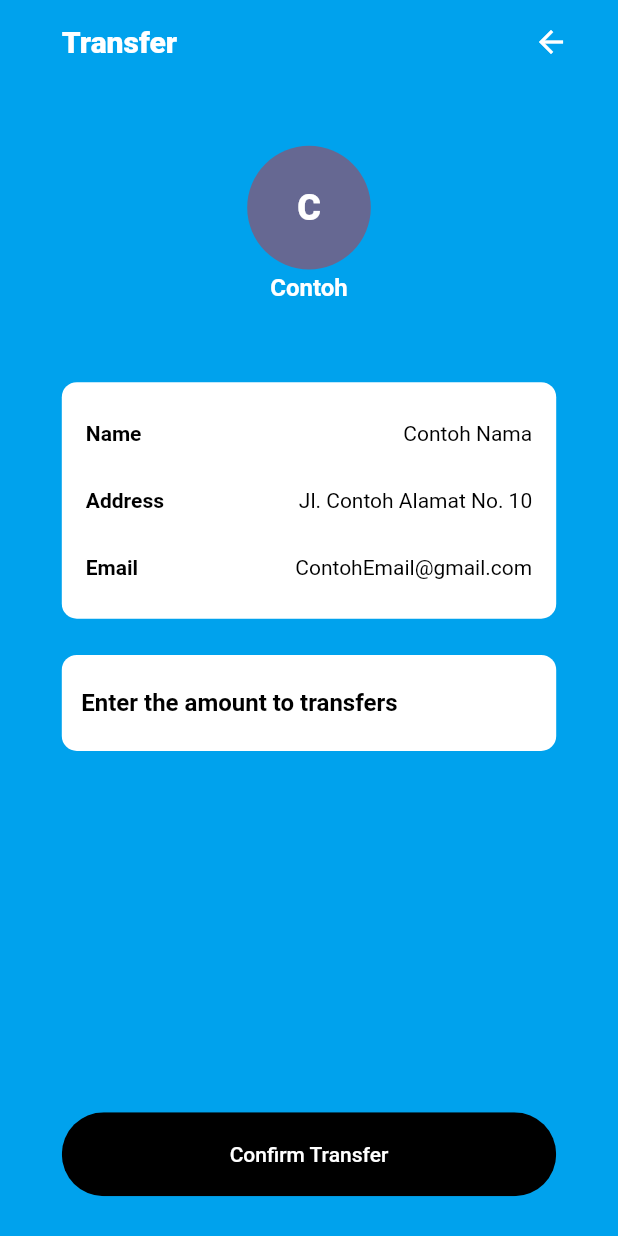
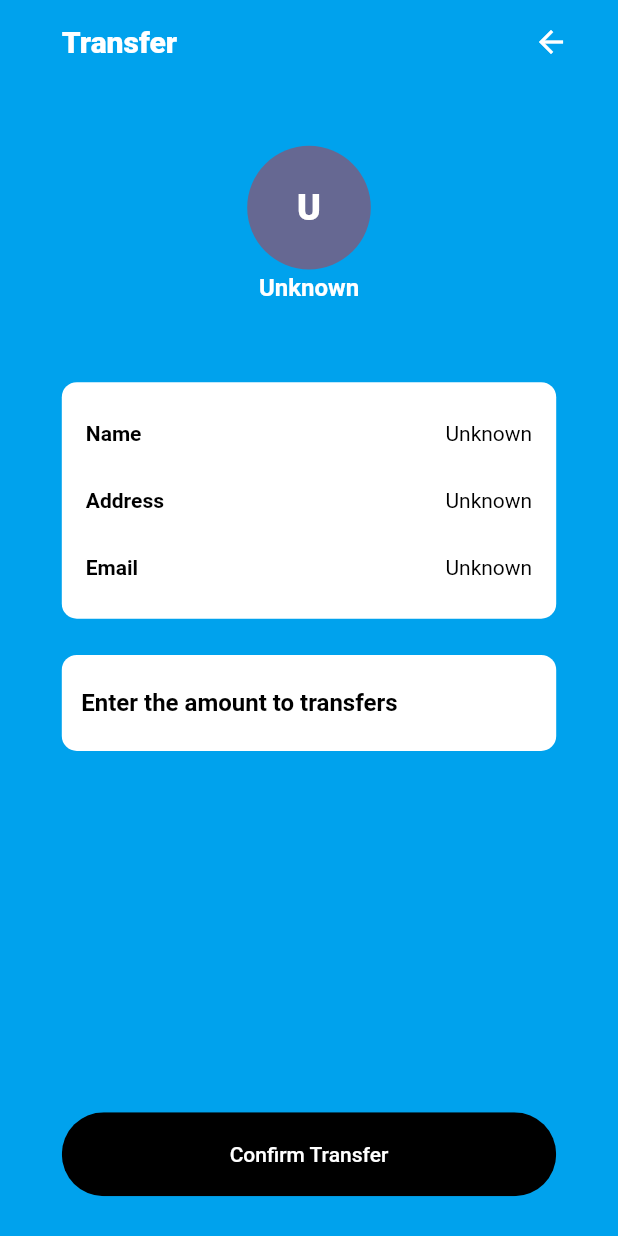
Before and after one commit to jestsee/IF3250_2022_14_CAKRAWALA, a Flutter app: the screen it shows after launch, after a tap on "Continue to Transfer", on a phone screen of 412 x 824 dp. Run offline on Flutter 3.47's test engine with Material 2 defaults, Android fonts, the phone set to English and light mode, and no system bars; network calls fail.

Commit message:
connect transfer page
Former-commit-id: f0d3182550bcdb14903e7291fbb669dced695d87

```diff
--- a/mobile/lib/Screens/Transfer/components/body.dart
+++ b/mobile/lib/Screens/Transfer/components/body.dart
@@ -1,5 +1,6 @@
 // ignore_for_file: prefer_const_constructors
 import 'package:cakrawala_mobile/components/bottom_confirm_button.dart';
+import 'package:cakrawala_mobile/components/choose_account_table.dart';
 import 'package:cakrawala_mobile/components/circle_profile_icon.dart';
 import 'package:cakrawala_mobile/components/enter_amount_input.dart';
 import 'package:cakrawala_mobile/components/user_profile_container.dart';
@@ -7,7 +8,8 @@ import 'package:cakrawala_mobile/components/white_text_field_container.dart';
 import "package:flutter/material.dart";
 
 class Body extends StatelessWidget {
-  const Body({Key? key}) : super(key: key);
+  final User choosenUser;
+  const Body({Key? key, required this.choosenUser}) : super(key: key);
 
   @override
   Widget build(BuildContext context) {
@@ -19,7 +21,7 @@ class Body extends StatelessWidget {
             height: size.height * 0.05,
           ),
           CircleIcon(
-            textName: "Contoh",
+            textName: choosenUser.name,
             press: () {},
             textColor: Colors.white,
           ),
@@ -28,9 +30,9 @@ class Body extends StatelessWidget {
           ),
           WhiteFieldContainer(
             child: UserProfileContainer(
-              name: "Contoh Nama",
-              address: "Jl. Contoh Alamat No. 10",
-              email: "ContohEmail@gmail.com"
+              name: choosenUser.name,
+              address: choosenUser.address,
+              email: choosenUser.email
             )
           ),
           SizedBox(
--- a/mobile/lib/Screens/Transfer/components/body_choose.dart
+++ b/mobile/lib/Screens/Transfer/components/body_choose.dart
@@ -35,9 +35,8 @@ class BodyChoose extends StatelessWidget {
             Navigator.push(
               context,
               MaterialPageRoute(
-                builder: (context) {
-                  return TransferScreen();
-                },
+                builder: (context) =>
+                    TransferScreen(choosenUser: User.getSelectedUser())
               ),
             );
           },
--- a/mobile/lib/Screens/Transfer/transfer_screen.dart
+++ b/mobile/lib/Screens/Transfer/transfer_screen.dart
@@ -1,18 +1,20 @@
 import 'package:cakrawala_mobile/Screens/Transfer/components/body.dart';
+import 'package:cakrawala_mobile/components/choose_account_table.dart';
 import "package:flutter/material.dart";
 
 import '../../components/custom_app_bar.dart';
 import '../../constants.dart';
 
 class TransferScreen extends StatelessWidget {
-  const TransferScreen({Key? key}) : super(key: key);
+  final User choosenUser;
+  const TransferScreen({Key? key, required this.choosenUser}) : super(key: key);
 
   @override
   Widget build(BuildContext context) {
     return Scaffold(
       backgroundColor: primaryBlue,
       appBar: CustomAppBar(text: "Transfer"),
-      body: Body()
+      body: Body(choosenUser: choosenUser)
     );
   }
 }
--- a/mobile/lib/components/choose_account_table.dart
+++ b/mobile/lib/components/choose_account_table.dart
@@ -1,53 +1,67 @@
 import 'dart:developer';
+import 'package:cakrawala_mobile/Screens/Transfer/components/dummy_data.dart';
 import 'package:cakrawala_mobile/components/search_box.dart';
 import 'package:cakrawala_mobile/components/text_account_attribute.dart';
-import 'package:cakrawala_mobile/constants.dart';
 import 'package:flutter/material.dart';
+
+// global variable
+User currentUser = User.fromJson(
+    {
+      "id": -1,
+      "name": "Unknown",
+      "phone": "-1",
+      "exp": 0,
+      "address": "Unknown",
+      "email" : "Unknown"
+    }
+);
 
 class User {
   int id;
   String name;
   String phone;
   int exp;
+  String address;
+  String email;
   bool selected = false;
 
-  User(this.id, this.name, this.phone, this.exp);
+  User(this.id, this.name, this.phone, this.exp, this.address, this.email);
   factory User.fromJson(dynamic json) {
     return User(
         json['id'] as int,
         json['name'] as String,
         json['phone'] as String,
-        json['exp'] as int);
+        json['exp'] as int,
+        json['address'] as String,
+        json['email'] as String)
+    ;
   }
 
   @override
   String toString({DiagnosticLevel minLevel = DiagnosticLevel.info}) {
-    return '{${this.id}, ${this.name}, ${this.phone}, ${this.exp}}';
+    return '{${this.id}, ${this.name}, ${this.phone}, ${this.exp}, ${this.address}, ${this.email}}';
+  }
+
+  static User getSelectedUser() {
+    log('selected:$currentUser');
+    return currentUser;
   }
 }
 
 class ChooseAccountTable extends StatefulWidget {
   ChooseAccountTable({Key? key}) : super(key: key);
 
-  static const dummyData = [
-    {"id": 0, "name": "Zerso", "phone": "0812345670", "exp": 15000},
-    {"id": 1, "name": "Satu", "phone": "0812345671", "exp": 18000},
-    {"id": 2,"name": "Dua", "phone": "0812345672", "exp": 25000},
-    {"id": 3,"name": "Satu", "phone": "0812345670", "exp": 15000},
-    {"id": 4,"name": "Satu", "phone": "0812345671", "exp": 18000},
-    {"id": 5,"name": "Dua", "phone": "0812345672", "exp": 25000},
-  ];
-
   @override
   State<ChooseAccountTable> createState() => _ChooseAccountTableState();
 }
 
 class _ChooseAccountTableState extends State<ChooseAccountTable> {
-  List<User> users = ChooseAccountTable.dummyData.map((e) =>
+  List<User> users = dummyData().data.map((e) =>
       User.fromJson(e)).toList();
   List<User> usersFiltered = [];
   TextEditingController controller = TextEditingController();
   String _searchResult = '';
+  int selectedIndex = -1;
 
   @override
   void initState() {
@@ -57,19 +71,19 @@ class _ChooseAccountTableState extends State<ChooseAccountTable> {
 
   double handleOverflow(BuildContext context) {
     var bottom = MediaQuery.of(context).viewInsets.bottom;
-    log('m: ${bottom}');
     if (bottom > 0) {
       return bottom - 0.42 * bottom;
     } else { return 0; }
   }
 
+  int getUserIndex() {
+    return selectedIndex;
+  }
+
   @override
   Widget build(BuildContext context) {
     Size size = MediaQuery.of(context).size; // Screen height and width
-    int selectedIndex = -1;
     bool isSelected = false;
-    log('data: $_searchResult');
-    // dataToTable(size);
 
     return Column(
       children: [
@@ -85,15 +99,14 @@ class _ChooseAccountTableState extends State<ChooseAccountTable> {
             }
         ),
         Container(
-          width: .8 * size.width,
+          width: size.width,
           height: .6598 * size.height,
           padding: EdgeInsets.only (
-            // change 1
             bottom: handleOverflow(context),
           ),
           child: SingleChildScrollView (
             child: DataTable(
-              // border: TableBorder.all(color: Colors.black),
+                // border: TableBorder.all(color: Colors.black),
                 dividerThickness: 0,
                 dataRowHeight: 0.12 * size.height,
                 headingRowHeight: 0,
@@ -101,23 +114,20 @@ class _ChooseAccountTableState extends State<ChooseAccountTable> {
                 columnSpacing: 0,
                 showCheckboxColumn: false,
                 columns: const <DataColumn> [
+                  DataColumn(label: Text('p')),
                   DataColumn(label: Text('a')),
                   DataColumn(label: Text('asd')),
                   DataColumn(label: Text('asd')),
                   DataColumn(label: Text('asd')),
+                  DataColumn(label: Text('p')),
                 ],
                 rows: List.generate(usersFiltered.length, (index) =>
                     DataRow(
                     selected: usersFiltered[index].selected,
                     onSelectChanged: (val) {
                       setState(() {
-                        log('-------');
-                        log('val: $val');
-                        for (var u in usersFiltered) {
-                          log('${u.id}: ${u.selected}');
-                        }
-                        log('bfr: $index ${usersFiltered[index].selected}');
-                        selectedIndex = index;
+                        currentUser = usersFiltered[index];
+                        log('$currentUser');
 
                         // reset all selected when clicked
                         for (var u in users) {
@@ -131,17 +141,13 @@ class _ChooseAccountTableState extends State<ChooseAccountTable> {
                         } else {
                           usersFiltered[index].selected = val!;
                         }
-                        log('aftr: $index ${usersFiltered[index].selected}');
-                        log('s: $selectedIndex');
-                        // TODO get id dari user berdasarkan selectedindex, pass ke BE
                       });
                     },
                     color: MaterialStateProperty.resolveWith((states) {
-                      if (states.contains(MaterialState.selected)) {
-                        return Colors.amber;
-                      }
+                      if (states.contains(MaterialState.selected)) {return Colors.amber;}
                     }),
                     cells: <DataCell>[
+                      DataCell(Container(width: 0.08 * size.width,)),
                       DataCell(
                             Align (
                               alignment: Alignment.centerLeft,
@@ -159,6 +165,7 @@ class _ChooseAccountTableState extends State<ChooseAccountTable> {
                       DataCell(TextName(text: usersFiltered[index].name)),
                       DataCell(TextPhone(text:  usersFiltered[index].phone)),
                       DataCell(TextExp(text:  usersFiltered[index].exp.toString())),
+                      DataCell(Container(width: 0.08 * size.width,)),
                     ]
                   )
                 )
```
Also changed, not shown: mobile/lib/Screens/Transfer/components/dummy_data.dart (added, +52 -0 lines), mobile/lib/components/choose_account_table_backup.dart (deleted, +0 -116 lines).
